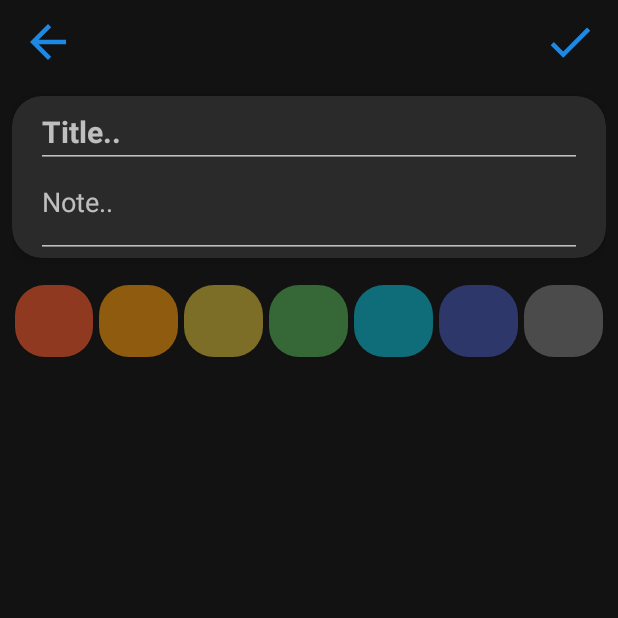
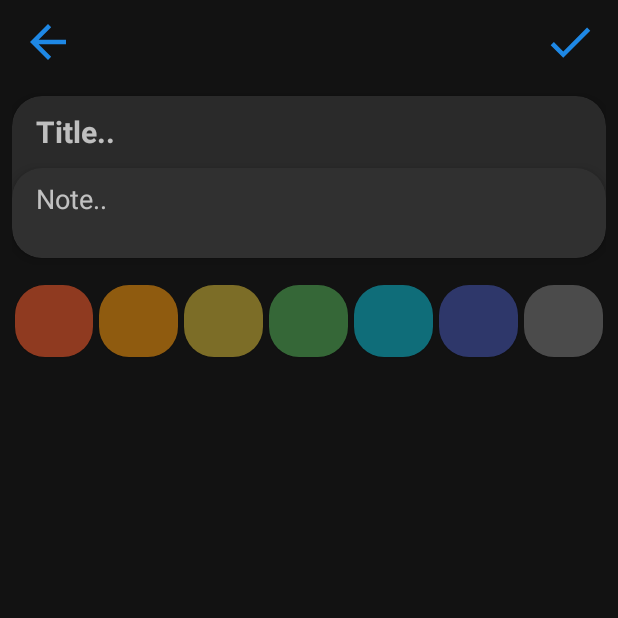
Before and after one commit to AlecSPb/Note, an Android app: the EditNoteFragment screen opened through its navigation route, on a phone screen of 412 x 824 dp, the top half of it. Run offline under Robolectric (Android 15) with nearby library versions, the phone set to English and light mode, and no system bars; our stand-ins replace navigation-ui.

Commit message:
edit layout

```diff
--- a/app/src/main/res/layout/fragment_edit_note.xml
+++ b/app/src/main/res/layout/fragment_edit_note.xml
@@ -66,25 +66,39 @@
                     android:id="@+id/et_note_title"
                     android:layout_width="match_parent"
                     android:layout_height="wrap_content"
-                    android:layout_marginStart="16dp"
-                    android:layout_marginEnd="16dp"
-                    android:gravity="start"
+                    android:minHeight="48dp"
+                    android:background="@null"
+                    android:gravity="start|center"
                     android:hint="@string/et_note_title_hint"
                     android:maxLength="18"
+                    android:paddingStart="16dp"
+                    android:paddingEnd="16dp"
                     android:textSize="20sp"
                     android:textStyle="bold" />
+
+                <com.google.android.material.card.MaterialCardView
+                    android:id="@+id/cv_description"
+                    android:layout_width="match_parent"
+                    android:layout_height="wrap_content"
+                    app:cardCornerRadius="20dp"
+                    app:cardElevation="5dp">
 
                 <com.google.android.material.textfield.TextInputEditText
                     android:id="@+id/et_note_description"
                     android:layout_width="match_parent"
                     android:layout_height="wrap_content"
-                    android:layout_marginStart="16dp"
-                    android:layout_marginEnd="16dp"
+                    android:paddingStart="16dp"
+                    android:paddingTop="8dp"
+                    android:paddingEnd="16dp"
+                    android:paddingBottom="12dp"
+                    android:background="@null"
                     android:gravity="start|top"
                     android:hint="@string/et_note_description_hint"
                     android:minHeight="60dp"
                     android:textSize="18sp"
                     tools:ignore="TextContrastCheck" />
+
+                </com.google.android.material.card.MaterialCardView>
 
             </LinearLayout>
 
--- a/app/src/main/res/layout/note_item.xml
+++ b/app/src/main/res/layout/note_item.xml
@@ -40,9 +40,9 @@
                 android:layout_height="wrap_content"
                 android:gravity="start"
                 android:minHeight="60dp"
-                android:paddingStart="18dp"
+                android:paddingStart="16dp"
                 android:paddingTop="8dp"
-                android:paddingEnd="18dp"
+                android:paddingEnd="16dp"
                 android:paddingBottom="12dp"
                 android:textSize="18sp"
                 tools:text="Description Description Description" />
```
